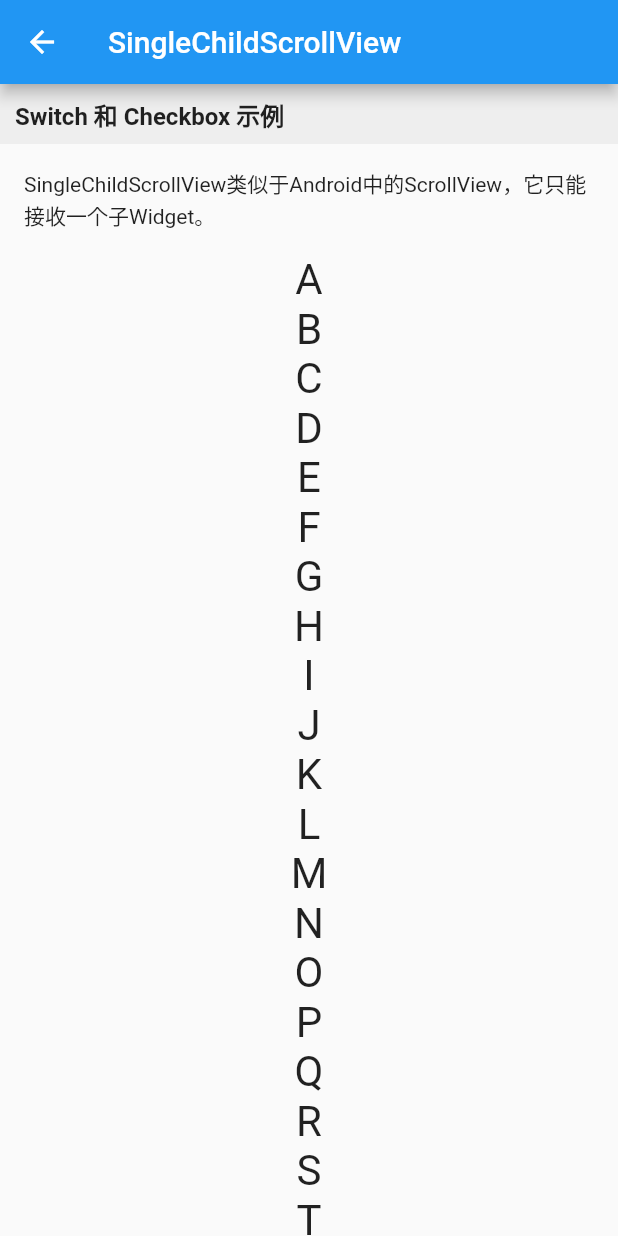
After one commit to NateRobinson/flutter_starter_notes, a Flutter app: the SingleChildScrollAbout screen opened by its route, on a phone screen of 412 x 824 dp. The commit adds this screen. Run offline on Flutter 3.47's test engine with Material 2 defaults, Android fonts, the phone set to English and light mode, and no system bars.

Commit message:
finish single child scrollview

```diff
--- a/lib/config/RouterConfig.dart
+++ b/lib/config/RouterConfig.dart
@@ -10,6 +10,7 @@ import 'package:flutter_starter_notes/ui/InputAndFormAbout.dart';
 import 'package:flutter_starter_notes/ui/MaterialContainerAbout.dart';
 import 'package:flutter_starter_notes/ui/PaddingAbout.dart';
 import 'package:flutter_starter_notes/ui/RowAndColumnAbout.dart';
+import 'package:flutter_starter_notes/ui/SingleChildScrollAbout.dart';
 import 'package:flutter_starter_notes/ui/StackAndPositionedAbout.dart';
 import 'package:flutter_starter_notes/ui/SwitchAndCheckBoxAbout.dart';
 import 'package:flutter_starter_notes/ui/TextAbout.dart';
@@ -21,6 +22,7 @@ class RouterConfig {
     "basic": "基础 Widgets",
     "layout": "布局类 Widgets",
     "container": "容器类 Widgets",
+    "scroll": "可滚动 Widgets",
   };
 
   static List<RouterBean> allRoutes = [
@@ -150,6 +152,14 @@ class RouterConfig {
             title: "Scaffold、TabBar、底部导航",
           ),
     ),
+    RouterBean(
+      "/singlechildscrollview",
+      "SingleChildScrollView",
+      "scroll",
+      (context) => SingleChildScrollAbout(
+            title: "SingleChildScrollView",
+          ),
+    ),
   ];
 
   static Map<String, WidgetBuilder> genRouters() {
--- /dev/null
+++ b/lib/ui/SingleChildScrollAbout.dart
@@ -0,0 +1,43 @@
+import 'package:flutter/material.dart';
+import 'package:flutter_starter_notes/component/CommonTitle.dart';
+
+class SingleChildScrollAbout extends StatelessWidget {
+  SingleChildScrollAbout({Key key, this.title});
+
+  final String title;
+  String str = "ABCDEFGHIJKLMNOPQRSTUVWXYZ";
+
+  @override
+  Widget build(BuildContext context) {
+    return Scaffold(
+      appBar: AppBar(
+        title: Text(title),
+      ),
+      body: Scrollbar(
+        child: SingleChildScrollView(
+          child: Column(
+            children: <Widget>[
+              CommonTitle('Switch 和 Checkbox 示例'),
+              Container(
+                padding: EdgeInsets.all(16),
+                child: Text(
+                    "SingleChildScrollView类似于Android中的ScrollView，它只能接收一个子Widget。"),
+              ),
+              Column(
+                //动态创建一个List<Widget>
+                children: str
+                    .split("")
+                    //每一个字母都用一个Text显示,字体为原来的两倍
+                    .map((c) => Text(
+                          c,
+                          textScaleFactor: 2.0,
+                        ))
+                    .toList(),
+              )
+            ],
+          ),
+        ),
+      ),
+    );
+  }
+}
```
